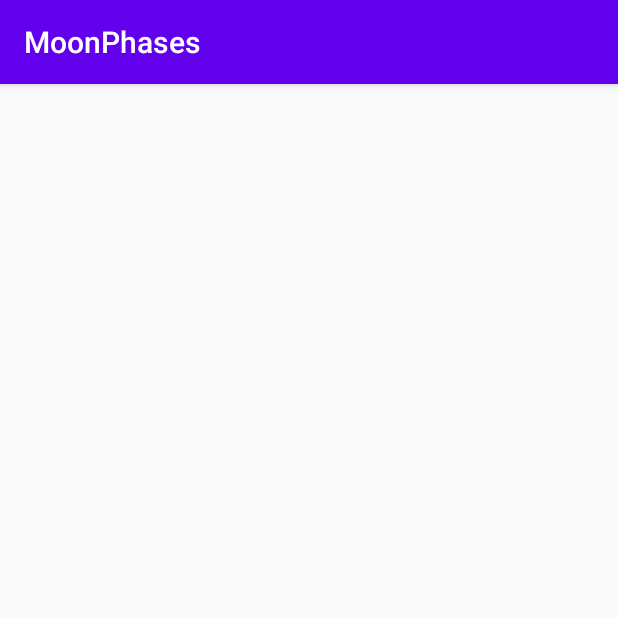
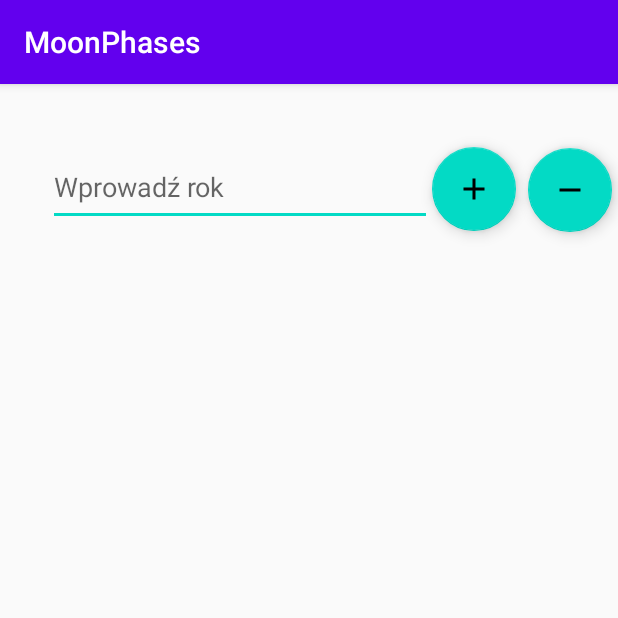
Before and after one commit to marcel-lipczynski/MoonPhasesCalculator, an Android app: the FullMoonList screen opened directly, with no data from a screen before it, on a phone screen of 412 x 824 dp, the top half of it. Run offline under Robolectric (Android 15) with nearby library versions, the phone set to English and light mode, and no system bars.

Commit message:
Created all static views

```diff
--- a/app/build.gradle
+++ b/app/build.gradle
@@ -14,6 +14,7 @@ android {
         versionName "1.0"
 
         testInstrumentationRunner "androidx.test.runner.AndroidJUnitRunner"
+        vectorDrawables.useSupportLibrary = true
     }
 
     buildTypes {
--- a/app/src/main/java/com/example/moonphases/MainActivity.kt
+++ b/app/src/main/java/com/example/moonphases/MainActivity.kt
@@ -2,11 +2,15 @@ package com.example.moonphases
 
 import androidx.appcompat.app.AppCompatActivity
 import android.os.Bundle
+import kotlinx.android.synthetic.main.activity_main.*
 
 class MainActivity : AppCompatActivity() {
+
 
     override fun onCreate(savedInstanceState: Bundle?) {
         super.onCreate(savedInstanceState)
         setContentView(R.layout.activity_main)
     }
+
+
 }
--- /dev/null
+++ b/app/src/main/res/drawable/ic_add_black_24dp.xml
@@ -0,0 +1,9 @@
+<vector xmlns:android="http://schemas.android.com/apk/res/android"
+        android:width="24dp"
+        android:height="24dp"
+        android:viewportWidth="24.0"
+        android:viewportHeight="24.0">
+    <path
+        android:fillColor="#FF000000"
+        android:pathData="M19,13h-6v6h-2v-6H5v-2h6V5h2v6h6v2z"/>
+</vector>
--- /dev/null
+++ b/app/src/main/res/drawable/ic_remove_black_24dp.xml
@@ -0,0 +1,9 @@
+<vector xmlns:android="http://schemas.android.com/apk/res/android"
+        android:width="24dp"
+        android:height="24dp"
+        android:viewportWidth="24.0"
+        android:viewportHeight="24.0">
+    <path
+        android:fillColor="#FF000000"
+        android:pathData="M19,13H5v-2h14v2z"/>
+</vector>
--- a/app/src/main/res/layout/activity_full_moon_list.xml
+++ b/app/src/main/res/layout/activity_full_moon_list.xml
@@ -6,4 +6,57 @@
     android:layout_height="match_parent"
     tools:context=".FullMoonList">
 
+    <ListView
+        android:layout_width="347dp"
+        android:layout_height="547dp"
+        app:layout_constraintBottom_toBottomOf="parent"
+        app:layout_constraintEnd_toEndOf="parent"
+        app:layout_constraintStart_toStartOf="parent"
+        app:layout_constraintTop_toBottomOf="@+id/yearInput" />
+
+    <EditText
+        android:id="@+id/yearInput"
+        android:layout_width="256dp"
+        android:layout_height="52dp"
+        android:layout_marginStart="32dp"
+        android:layout_marginLeft="32dp"
+        android:autofillHints=""
+        android:ems="10"
+        android:hint="Wprowadź rok "
+        android:inputType="number"
+        app:layout_constraintBottom_toBottomOf="parent"
+        app:layout_constraintStart_toStartOf="parent"
+        app:layout_constraintTop_toTopOf="parent"
+        app:layout_constraintVertical_bias="0.06" />
+
+    <com.google.android.material.floatingactionbutton.FloatingActionButton
+        android:id="@+id/addYearButton"
+        android:layout_width="wrap_content"
+        android:layout_height="wrap_content"
+        android:clickable="true"
+        app:layout_constraintBottom_toBottomOf="parent"
+        app:layout_constraintEnd_toEndOf="parent"
+        app:layout_constraintHorizontal_bias="0.0"
+        app:layout_constraintStart_toEndOf="@+id/yearInput"
+        app:layout_constraintTop_toTopOf="parent"
+        app:layout_constraintVertical_bias="0.059"
+        app:srcCompat="@drawable/ic_add_black_24dp"
+        android:focusable="true" />
+
+    <com.google.android.material.floatingactionbutton.FloatingActionButton
+        android:id="@+id/subtractYearButton"
+        android:layout_width="wrap_content"
+        android:layout_height="wrap_content"
+        android:layout_marginStart="8dp"
+        android:layout_marginLeft="8dp"
+        android:clickable="true"
+        app:layout_constraintBottom_toBottomOf="parent"
+        app:layout_constraintEnd_toEndOf="parent"
+        app:layout_constraintHorizontal_bias="0.0"
+        app:layout_constraintStart_toEndOf="@+id/addYearButton"
+        app:layout_constraintTop_toTopOf="parent"
+        app:layout_constraintVertical_bias="0.06"
+        app:srcCompat="@drawable/ic_remove_black_24dp"
+        android:focusable="true" />
+
 </androidx.constraintlayout.widget.ConstraintLayout>
--- a/app/src/main/res/layout/activity_main.xml
+++ b/app/src/main/res/layout/activity_main.xml
@@ -31,7 +31,7 @@
         app:layout_constraintEnd_toEndOf="parent"
         app:layout_constraintStart_toStartOf="parent"
         app:layout_constraintTop_toTopOf="parent"
-        app:layout_constraintVertical_bias="0.035" />
+        app:layout_constraintVertical_bias="0.022" />
 
     <ImageView
         android:id="@+id/currentPhaseImage"
@@ -42,7 +42,7 @@
         app:layout_constraintHorizontal_bias="0.493"
         app:layout_constraintStart_toStartOf="parent"
         app:layout_constraintTop_toTopOf="parent"
-        app:layout_constraintVertical_bias="0.169"
+        app:layout_constraintVertical_bias="0.145"
         app:srcCompat="@drawable/n48_6p" />
 
     <TextView
@@ -96,4 +96,5 @@
         app:layout_constraintStart_toStartOf="parent"
         app:layout_constraintTop_toBottomOf="@+id/nextFullMoon"
         app:layout_constraintVertical_bias="1.0" />
+
 </androidx.constraintlayout.widget.ConstraintLayout>
```
